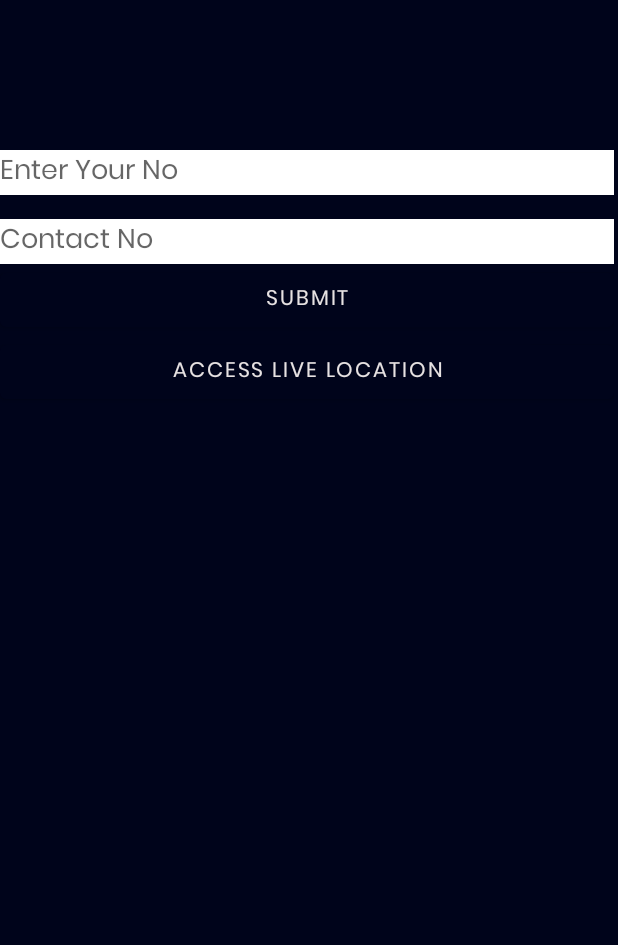
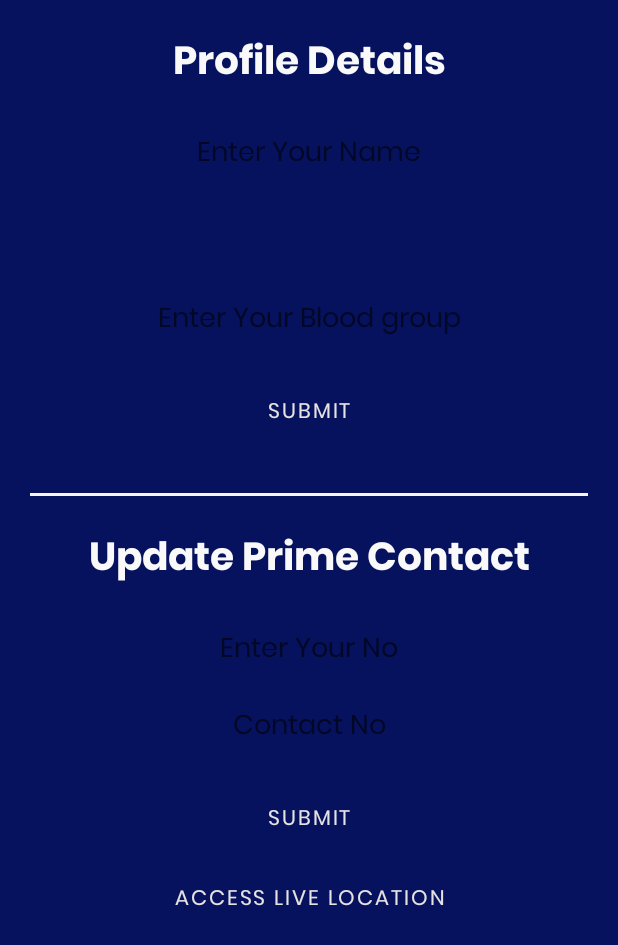
Before and after one commit to StudyIsFun/iSafe, an Android app: the prime_contacts screen opened directly, with no data from a screen before it, on a phone screen of 412 x 824 dp. Shown: the top 945 px of the screen. Run offline under Robolectric (Android 15) with nearby library versions, the phone set to English and light mode, and no system bars; our stand-ins replace Firebase (no records; nobody signed in at launch, a user with empty details on screens opened directly).

Commit message:
added customized spot adding features

```diff
--- a/app/src/main/res/layout/activity_prime_contacts.xml
+++ b/app/src/main/res/layout/activity_prime_contacts.xml
@@ -4,28 +4,132 @@
     xmlns:tools="http://schemas.android.com/tools"
     android:layout_width="match_parent"
     android:textColor="#E6E2E2"
-    android:background="#00041B"
+    android:background="#06125E"
     android:layout_height="match_parent"
     tools:context="com.crime_mapping.electrothon.sos.prime_contacts">
+    <ScrollView
+        android:layout_width="match_parent"
+        android:layout_height="match_parent"
+        android:fillViewport="true">
+        <LinearLayout
+            android:layout_width="match_parent"
+            android:layout_height="match_parent"
+            android:orientation="vertical">
+            <TextView
+                android:layout_marginTop="20dp"
+                android:layout_width="match_parent"
+                android:layout_height="wrap_content"
+                android:text="Profile Details"
+                android:layout_gravity="center"
+                android:gravity="center"
+                android:textColor="#FAF9F9"
+                android:textSize="26dp"
+                android:textStyle="bold"/>
+            <EditText
 
-    <LinearLayout
-        android:layout_width="409dp"
-        android:layout_height="729dp"
-        android:textColor="#E6E2E2"
-        android:background="#00041B"
-        android:orientation="vertical"
-        tools:layout_editor_absoluteX="1dp"
-        tools:layout_editor_absoluteY="1dp"
-        tools:ignore="MissingConstraints">
+                android:layout_marginTop="20dp"
+                android:id="@+id/self_name"
+                android:layout_marginStart="20dp"
+                android:layout_marginRight="20dp"
+                android:layout_marginEnd="20dp"
+                android:layout_gravity="center"
+                android:gravity="center"
+                android:layout_width="match_parent"
+
+                android:ems="10"
+                android:layout_height="35dp"
+                android:background="@drawable/edit_text_background"
+                android:inputType="textPersonName"
+                android:hint="Enter Your Name" />
+
+            <TextView
+                android:layout_marginTop="20dp"
+                android:id="@+id/self_phone"
+                android:layout_marginStart="20dp"
+                android:layout_marginRight="20dp"
+                android:layout_marginEnd="20dp"
+                android:layout_gravity="center"
+                android:gravity="center"
+                android:layout_width="match_parent"
+                android:ems="10"
+                android:layout_height="35dp"
+                android:background="@drawable/edit_text_background"
+                android:inputType="textPersonName"
+                android:text="Your phone no" />
 
             <EditText
-            android:layout_marginTop="100dp"
-            android:id="@+id/self_no"
+                android:layout_marginTop="20dp"
+                android:id="@+id/self_blood"
+                android:layout_marginStart="20dp"
+                android:layout_marginRight="20dp"
+                android:layout_marginEnd="20dp"
+                android:layout_gravity="center"
+                android:gravity="center"
+                android:layout_width="match_parent"
+                android:ems="10"
+                android:layout_height="35dp"
+                android:background="@drawable/edit_text_background"
+                android:inputType="textPersonName"
+                android:hint="Enter Your Blood group" />
+
+            <Button
+                android:id="@+id/submit_profile"
+                android:layout_width="match_parent"
+                android:onClick="submit_details"
+                android:gravity="center"
+                android:layout_gravity="center"
+                android:layout_marginStart="20dp"
+                android:layout_marginRight="20dp"
+                android:layout_marginEnd="20dp"
+                android:layout_marginTop="20dp"
+                android:textColor="#E6E2E2"
+                android:background="@drawable/new_button_background"
+                android:backgroundTint="#00041B"
+                android:layout_height="wrap_content"
+                android:text="Submit" />
+
+            <View
+                android:layout_marginTop="29dp"
+                android:layout_marginLeft="40dp"
+                android:layout_marginStart="20dp"
+                android:layout_marginEnd="20dp"
+                android:layout_width="match_parent"
+                android:layout_height="2dp"
+                android:background="#F8F4F4" />
+            <TextView
+                android:layout_marginTop="20dp"
                 android:layout_width="match_parent"
                 android:layout_height="wrap_content"
+                android:text="Update Prime Contact"
+                android:layout_gravity="center"
+                android:gravity="center"
+                android:textColor="#FAF9F9"
+                android:textSize="26dp"
+                android:textStyle="bold"/>
+
+            <!--        <LinearLayout-->
+            <!--            android:layout_width="409dp"-->
+            <!--            android:layout_height="wrap_content"-->
+            <!--            android:textColor="#E6E2E2"-->
+            <!--            android:background="#06125E"-->
+            <!--            android:gravity="center"-->
+            <!--            android:orientation="vertical"-->
+            <!--            tools:layout_editor_absoluteX="1dp"-->
+            <!--            tools:layout_editor_absoluteY="1dp"-->
+            <!--            tools:ignore="MissingConstraints">-->
+
+            <EditText
+                android:layout_marginTop="20dp"
+                android:id="@+id/self_no"
+                android:layout_marginStart="20dp"
+                android:layout_marginRight="20dp"
+                android:layout_marginEnd="20dp"
+                android:layout_gravity="center"
+                android:gravity="center"
+                android:layout_width="match_parent"
                 android:ems="10"
-            android:textColor="#E6E2E2"
-            android:background="#fff"
+                android:layout_height="35dp"
+                android:background="@drawable/edit_text_background"
                 android:inputType="textPersonName"
                 android:hint="Enter Your No" />
 
@@ -42,11 +146,15 @@
             <EditText
                 android:layout_marginTop="16dp"
                 android:id="@+id/mob"
+                android:layout_marginStart="20dp"
+                android:layout_marginRight="20dp"
+                android:layout_marginEnd="20dp"
+                android:layout_gravity="center"
+                android:gravity="center"
                 android:layout_width="match_parent"
-            android:layout_height="wrap_content"
                 android:ems="10"
-            android:textColor="#E6E2E2"
-            android:background="#fff"
+                android:layout_height="35dp"
+                android:background="@drawable/edit_text_background"
                 android:inputType="textPersonName"
                 android:hint="Contact No"/>
 
@@ -54,20 +162,37 @@
                 android:id="@+id/button2"
                 android:layout_width="match_parent"
                 android:onClick="submit_prime"
+                android:gravity="center"
+                android:layout_gravity="center"
+                android:layout_marginStart="20dp"
+                android:layout_marginRight="20dp"
+                android:layout_marginEnd="20dp"
+                android:layout_marginTop="20dp"
                 android:textColor="#E6E2E2"
+                android:background="@drawable/new_button_background"
                 android:backgroundTint="#00041B"
                 android:layout_height="wrap_content"
                 android:text="Submit" />
+
 
 
             <Button
                 android:id="@+id/live"
                 android:layout_width="match_parent"
                 android:onClick="live_location"
+                android:gravity="center"
+                android:layout_gravity="center"
+                android:layout_marginStart="20dp"
+                android:layout_marginRight="20dp"
+                android:layout_marginEnd="20dp"
+                android:layout_marginTop="5dp"
                 android:textColor="#E6E2E2"
+                android:background="@drawable/new_button_background"
                 android:backgroundTint="#00041B"
                 android:layout_height="wrap_content"
                 android:text="Access Live Location" />
 
+            <!--        </LinearLayout>-->
         </LinearLayout>
+    </ScrollView>
 </androidx.constraintlayout.widget.ConstraintLayout>
```
Lines whose indentation alone changed are shown as unchanged.
